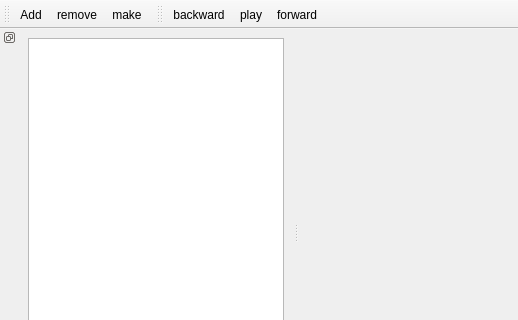
Above: widget/animmainwindow.ui from dridk/estel before the change; both pictures show x 0 to 518 and y 0 to 320 of the 784 by 457 pixel window. Below: the same form after it.
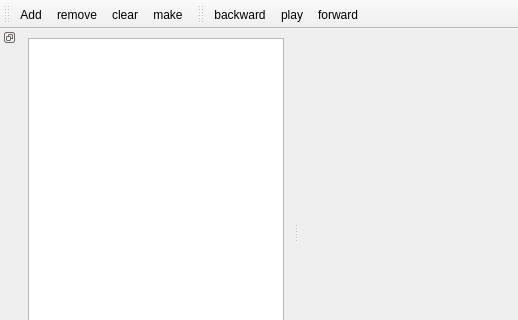
That is the form after the change. Icons and pictures are not drawn.

Commit message: add clear action

Patch:
```diff
--- a/widget/animmainwindow.ui
+++ b/widget/animmainwindow.ui
@@ -73,6 +73,7 @@
    </attribute>
    <addaction name="actionAdd"/>
    <addaction name="actionRemove"/>
+   <addaction name="actionClear"/>
    <addaction name="actionMake"/>
   </widget>
   <widget class="QToolBar" name="toolBar_2">
@@ -150,6 +151,15 @@
     <string>make</string>
    </property>
   </action>
+  <action name="actionClear">
+   <property name="icon">
+    <iconset resource="../gfx/gfx.qrc">
+     <normaloff>:/cancel.png</normaloff>:/cancel.png</iconset>
+   </property>
+   <property name="text">
+    <string>clear</string>
+   </property>
+  </action>
  </widget>
  <resources>
   <include location="../gfx/gfx.qrc"/>
```
Left out of the diff: 2 changed lines with no effect on the pictures. The commit also changes 3 other files.
